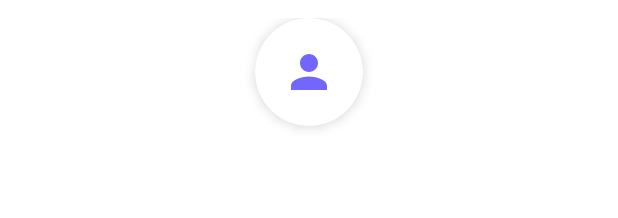
After one commit to pravinkakde003/SMART, an Android app: the layout dashboard_menu_item.xml on its own in the app's theme, with its tools: preview values and no code run, on a phone screen of 412 x 824 dp. The commit adds this screen. Shown: the top 218 px of the screen. Run offline under Robolectric (Android 15) with nearby library versions, the phone set to English and light mode, and no system bars.

Commit message:
Completed Dashboard raw design menu options

```diff
--- a/app/build.gradle
+++ b/app/build.gradle
@@ -41,6 +41,7 @@ ext {
     kotlinVersion = '1.7.0'
     appcompatVersion = '1.4.2'
     constraintlayoutVersion = '2.1.4'
+    gsonVersion = '2.9.1'
 }
 
 dependencies {
@@ -51,7 +52,8 @@ dependencies {
     implementation "com.google.android.material:material:$materialVersion",
             "androidx.core:core-ktx:$kotlinVersion",
             "androidx.appcompat:appcompat:$appcompatVersion",
-            "androidx.constraintlayout:constraintlayout:$constraintlayoutVersion"
+            "androidx.constraintlayout:constraintlayout:$constraintlayoutVersion",
+            "com.google.code.gson:gson:$gsonVersion"
 
     testImplementation 'junit:junit:4.+'
     androidTestImplementation 'androidx.test.ext:junit:1.1.2'
--- a/app/src/main/AndroidManifest.xml
+++ b/app/src/main/AndroidManifest.xml
@@ -14,7 +14,7 @@
         android:theme="@style/Theme.SMART"
         tools:targetApi="31">
         <activity
-            android:name=".views.activity.DashboardActivity"
+            android:name=".views.activity.SplashActivity"
             android:exported="true"
             android:theme="@style/AppFullScreenTheme">
             <intent-filter>
@@ -34,9 +34,9 @@
             android:theme="@style/AppFullScreenTheme" />
 
         <activity
-            android:name=".views.activity.SplashActivity"
+            android:name=".views.activity.DashboardActivity"
             android:screenOrientation="portrait"
-            android:theme="@style/AppFullScreenTheme" />
+            android:theme="@style/DashboardActivityTheme" />
 
         <activity
             android:name=".views.activity.ForgetPasswordActivity"
--- /dev/null
+++ b/app/src/main/java/com/user/smart/models/DashboardMenuModel.kt
@@ -0,0 +1,5 @@
+package com.user.smart.models
+
+import java.io.Serializable
+
+data class DashboardMenuModel(val id: Int, val title: String, val imageRes: Int)
--- a/app/src/main/res/layout/activity_login.xml
+++ b/app/src/main/res/layout/activity_login.xml
@@ -100,6 +100,7 @@
         <CheckBox
             android:layout_width="wrap_content"
             android:layout_height="match_parent"
+            android:textSize="14sp"
             android:buttonTint="@color/primary_color"
             android:checked="true"
             android:fontFamily="@font/product_sans_regular"
--- /dev/null
+++ b/app/src/main/res/layout/dashboard_menu_item.xml
@@ -0,0 +1,48 @@
+<?xml version="1.0" encoding="utf-8"?>
+<androidx.constraintlayout.widget.ConstraintLayout xmlns:android="http://schemas.android.com/apk/res/android"
+    xmlns:app="http://schemas.android.com/apk/res-auto"
+    android:id="@+id/profileLayout"
+    android:layout_width="match_parent"
+    android:layout_height="wrap_content"
+    android:clickable="true"
+    android:focusable="true"
+    android:foreground="?attr/selectableItemBackground"
+    android:padding="12dp"
+    app:layout_constraintStart_toStartOf="parent"
+    app:layout_constraintTop_toTopOf="parent">
+
+    <com.google.android.material.card.MaterialCardView
+        android:id="@+id/cardView"
+        android:layout_width="72dp"
+        android:layout_height="72dp"
+        android:shape="ring"
+        app:cardCornerRadius="36dp"
+        app:cardElevation="5dp"
+        app:cardUseCompatPadding="false"
+        app:layout_constraintEnd_toEndOf="parent"
+        app:layout_constraintStart_toStartOf="parent"
+        app:layout_constraintTop_toTopOf="parent">
+
+        <com.google.android.material.imageview.ShapeableImageView
+            android:id="@+id/imageViewMenu"
+            android:layout_width="36dp"
+            android:layout_height="36dp"
+            android:layout_gravity="center"
+            android:src="@drawable/ic_baseline_person_24"
+            android:tint="@color/primary_color" />
+    </com.google.android.material.card.MaterialCardView>
+
+    <com.google.android.material.textview.MaterialTextView
+        android:id="@+id/txtMenuName"
+        style="@style/AppSmallTextStyle"
+        android:layout_width="match_parent"
+        android:layout_height="wrap_content"
+        android:layout_marginTop="6dp"
+        android:gravity="center_horizontal"
+        android:textColor="@color/black"
+        android:textSize="13sp"
+        app:layout_constraintEnd_toEndOf="parent"
+        app:layout_constraintStart_toStartOf="parent"
+        app:layout_constraintTop_toBottomOf="@id/cardView" />
+
+</androidx.constraintlayout.widget.ConstraintLayout>
--- a/app/src/main/res/layout/dashboard_toolbar_layout.xml
+++ b/app/src/main/res/layout/dashboard_toolbar_layout.xml
@@ -9,8 +9,8 @@
         style="@style/Widget.MaterialComponents.Toolbar.Primary"
         android:layout_width="match_parent"
         android:layout_height="?attr/actionBarSize"
-        android:background="@color/app_background_blue"
-        android:elevation="0dp"
+        android:background="@color/white"
+        android:elevation="4dp"
         app:layout_constraintEnd_toEndOf="parent"
         app:layout_constraintStart_toStartOf="parent"
         app:layout_constraintTop_toTopOf="parent">
@@ -20,6 +20,7 @@
             android:layout_width="36dp"
             android:layout_height="36dp"
             android:layout_gravity="start"
+            app:cardElevation="5dp"
             android:layout_marginStart="16dp"
             android:clickable="true">
 
@@ -46,6 +47,7 @@
             android:id="@+id/imageViewSelectStore"
             android:layout_width="36dp"
             android:layout_height="36dp"
+            app:cardElevation="5dp"
             android:layout_gravity="end"
             android:layout_marginEnd="16dp"
             android:clickable="true">
--- a/app/src/main/res/values/themes.xml
+++ b/app/src/main/res/values/themes.xml
@@ -48,6 +48,14 @@
         <item name="android:windowActionBar">false</item>
         <item name="android:windowContentOverlay">@null</item>
         <item name="android:windowTranslucentStatus">false</item>
+    </style>
+
+    <style name="DashboardActivityTheme" parent="Theme.MaterialComponents.Light.NoActionBar">
+        <item name="android:windowNoTitle">true</item>
+        <item name="android:windowActionBar">false</item>
+        <item name="android:windowContentOverlay">@null</item>
+        <item name="android:statusBarColor">@color/white</item>
+        <item name="android:windowLightStatusBar">true</item>
     </style>
 
     <!-- Text appearances -->
```
Also changed, not shown: app/src/main/java/com/user/smart/utils/AppUtils.kt (+22 -0 lines), app/src/main/java/com/user/smart/views/activity/DashboardActivity.kt (+10 -0 lines), app/src/main/java/com/user/smart/views/adapters/DashboardMenuListAdapter.kt (added, +47 -0 lines), app/src/main/res/layout/activity_dashboard.xml (+10 -0 lines), app/src/main/res/raw/dashboard.json (added, +77 -0 lines).
